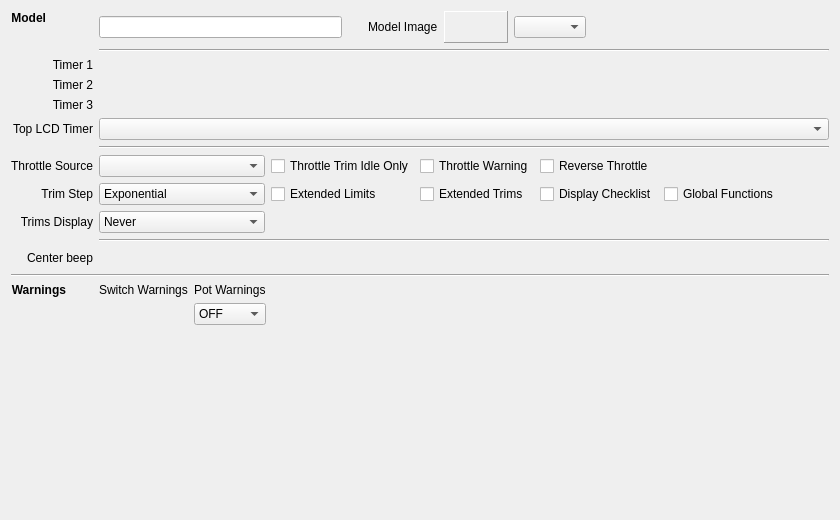
Before: the Qt Designer form companion/src/modeledit/setup.ui in opentx/opentx, drawn with Qt 5.
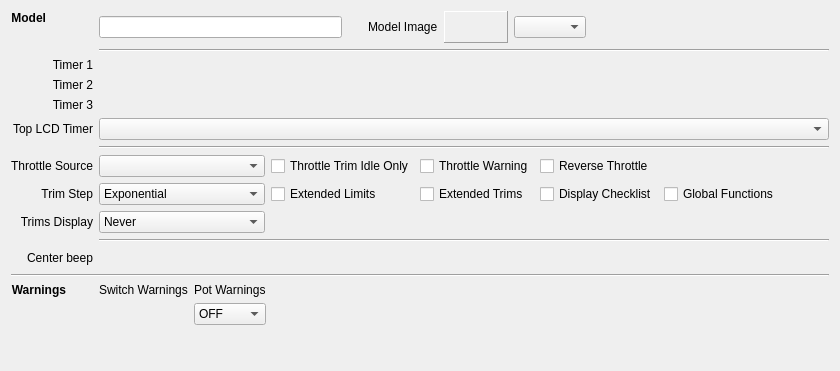
After: the same form once the commit is applied. Custom widgets are drawn as their Qt base class.

Commit message: [Companion][ModulePanel] Clean up some layout issues in outputs/trainer protocol setup UI; Make sure proper form fields are shown for radios with only one external radio system (eg. PPM on 9X).

```diff
--- a/companion/src/modeledit/setup.ui
+++ b/companion/src/modeledit/setup.ui
@@ -7,7 +7,7 @@
     <x>0</x>
     <y>0</y>
     <width>840</width>
-    <height>520</height>
+    <height>371</height>
    </rect>
   </property>
   <property name="windowTitle">
@@ -206,7 +206,7 @@
            <property name="sizeHint" stdset="0">
             <size>
              <width>20</width>
-             <height>40</height>
+             <height>0</height>
             </size>
            </property>
           </spacer>
@@ -251,7 +251,7 @@
              <property name="sizeHint" stdset="0">
               <size>
                <width>20</width>
-               <height>40</height>
+               <height>0</height>
               </size>
              </property>
             </spacer>
@@ -615,7 +615,7 @@
      <property name="sizeHint" stdset="0">
       <size>
        <width>20</width>
-       <height>40</height>
+       <height>0</height>
       </size>
      </property>
     </spacer>
```
The commit also changes 2 other files.
